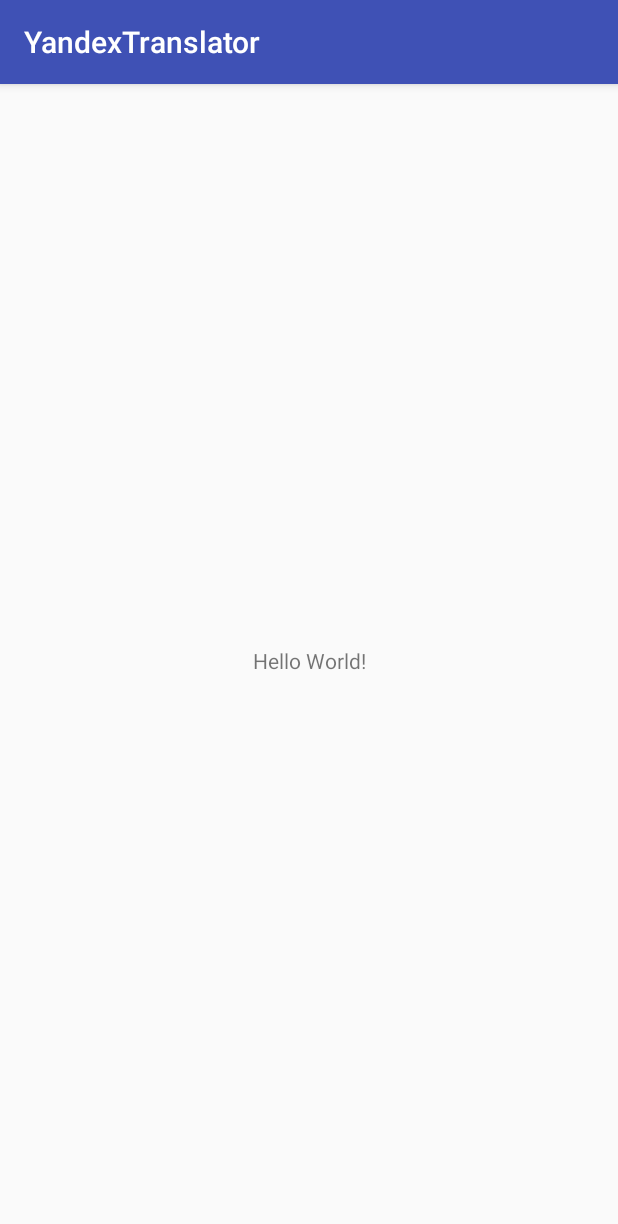
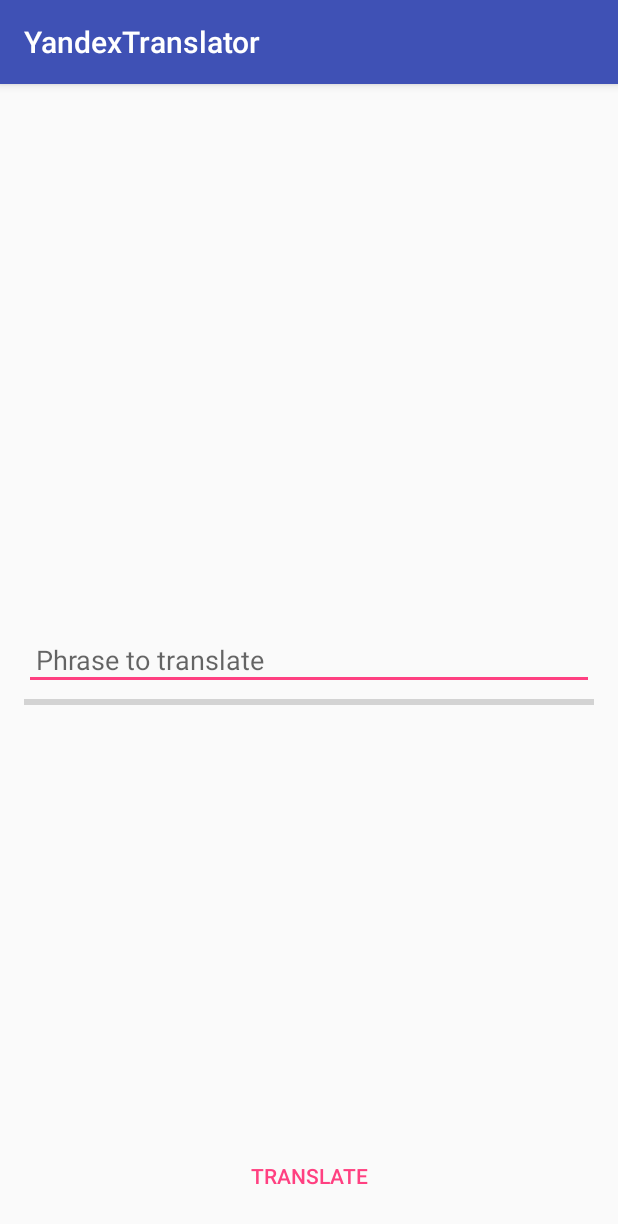
Before and after one commit to batulovandrey/YandexTranslator, an Android app: the screen it shows after launch (MainActivity), on a phone screen of 412 x 824 dp. Shown: the top 1224 px of the screen. Run offline under Robolectric (Android 15) with nearby library versions, the phone set to English and light mode, and no system bars; our stand-ins replace ButterKnife.

```diff
--- a/app/build.gradle
+++ b/app/build.gradle
@@ -24,7 +24,11 @@ dependencies {
     androidTestCompile('com.android.support.test.espresso:espresso-core:2.2.2', {
         exclude group: 'com.android.support', module: 'support-annotations'
     })
-    compile 'com.android.support:appcompat-v7:26.+'
-    compile 'com.android.support.constraint:constraint-layout:1.0.2'
+
+    // ButterKnife
+    compile 'com.jakewharton:butterknife:8.8.1'
+    annotationProcessor 'com.jakewharton:butterknife-compiler:8.8.1'
+
+    compile 'com.android.support:appcompat-v7:26.0.0-alpha1'
     testCompile 'junit:junit:4.12'
 }
--- a/app/src/main/java/com/github/batulovandrey/yandextranslator/MainActivity.java
+++ b/app/src/main/java/com/github/batulovandrey/yandextranslator/MainActivity.java
@@ -2,12 +2,35 @@ package com.github.batulovandrey.yandextranslator;
 
 import android.support.v7.app.AppCompatActivity;
 import android.os.Bundle;
+import android.widget.EditText;
+import android.widget.ProgressBar;
+import android.widget.TextView;
+
+import butterknife.BindView;
+import butterknife.ButterKnife;
+import butterknife.OnClick;
 
 public class MainActivity extends AppCompatActivity {
+
+    @BindView(R.id.input_edit_text)
+    EditText mInputEditText;
+
+    @BindView(R.id.progress_bar)
+    ProgressBar mProgressBar;
+
+    @BindView(R.id.translation_text_view)
+    TextView mTranslationTextView;
 
     @Override
     protected void onCreate(Bundle savedInstanceState) {
         super.onCreate(savedInstanceState);
         setContentView(R.layout.activity_main);
+
+        ButterKnife.bind(this);
+    }
+
+    @OnClick(R.id.translate_button)
+    void translate() {
+        // here we go to handle button click
     }
 }
--- a/app/src/main/res/layout/activity_main.xml
+++ b/app/src/main/res/layout/activity_main.xml
@@ -1,19 +1,45 @@
 <?xml version="1.0" encoding="utf-8"?>
-<android.support.constraint.ConstraintLayout
+<RelativeLayout
     xmlns:android="http://schemas.android.com/apk/res/android"
     xmlns:app="http://schemas.android.com/apk/res-auto"
     xmlns:tools="http://schemas.android.com/tools"
     android:layout_width="match_parent"
     android:layout_height="match_parent"
+    android:padding="@dimen/padding_medium"
     tools:context="com.github.batulovandrey.yandextranslator.MainActivity">
 
+    <EditText
+        android:id="@+id/input_edit_text"
+        android:layout_width="match_parent"
+        android:layout_height="wrap_content"
+        android:layout_centerInParent="true"
+        android:hint="@string/hint"
+        android:padding="@dimen/padding_small"/>
+
+    <ProgressBar
+        android:id="@+id/progress_bar"
+        style="@style/Widget.AppCompat.ProgressBar.Horizontal"
+        android:layout_width="match_parent"
+        android:layout_height="wrap_content"
+        android:layout_below="@id/input_edit_text"
+        android:layout_centerHorizontal="true"/>
+
     <TextView
-        android:layout_width="wrap_content"
+        android:id="@+id/translation_text_view"
+        android:layout_width="match_parent"
         android:layout_height="wrap_content"
-        android:text="Hello World!"
-        app:layout_constraintBottom_toBottomOf="parent"
-        app:layout_constraintLeft_toLeftOf="parent"
-        app:layout_constraintRight_toRightOf="parent"
-        app:layout_constraintTop_toTopOf="parent"/>
+        android:layout_below="@id/progress_bar"
+        android:layout_above="@+id/translate_button"
+        android:padding="@dimen/padding_small"
+        android:textAppearance="@style/Base.TextAppearance.AppCompat.Body1"
+        tools:text="translated text"/>
 
-</android.support.constraint.ConstraintLayout>
+    <Button
+        android:id="@+id/translate_button"
+        style="@style/Base.Widget.AppCompat.Button.Borderless.Colored"
+        android:layout_width="match_parent"
+        android:layout_height="wrap_content"
+        android:layout_alignParentBottom="true"
+        android:text="@string/translate"/>
+
+</RelativeLayout>
--- /dev/null
+++ b/app/src/main/res/values/dimens.xml
@@ -0,0 +1,5 @@
+<?xml version="1.0" encoding="utf-8"?>
+<resources>
+    <dimen name="padding_medium">16dp</dimen>
+    <dimen name="padding_small">8dp</dimen>
+</resources>
--- a/app/src/main/res/values/strings.xml
+++ b/app/src/main/res/values/strings.xml
@@ -1,3 +1,5 @@
 <resources>
     <string name="app_name">YandexTranslator</string>
+    <string name="hint">Phrase to translate</string>
+    <string name="translate">translate</string>
 </resources>
```
